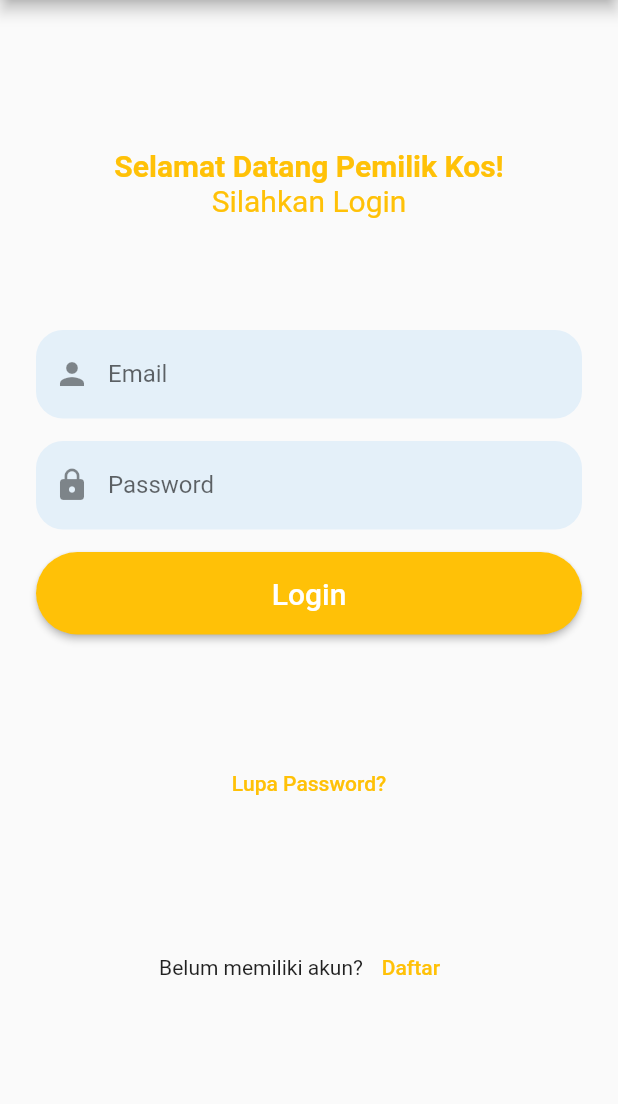
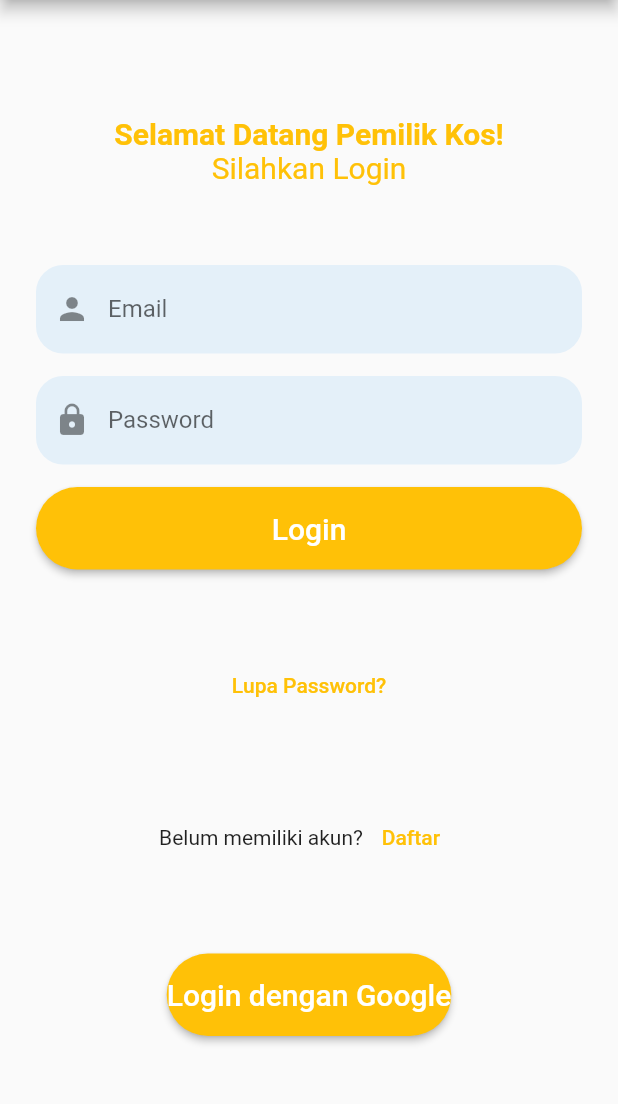
Before and after one commit to MarksonL/IPPL_KostIon, a Flutter app: the LoginPageOwner screen opened directly, on a phone screen of 412 x 824 dp, the part 84-1188 px from its top. Run offline on Flutter 3.47's test engine with Material 2 defaults, Android fonts, the phone set to English and light mode, and no system bars; our stand-ins replace cloud_firestore, firebase_auth, firebase_core, google_sign_in; accounts and stored records are empty.

Commit message:
Update login google (belum)

```diff
--- a/lib/presentation/tenant/landingPage.dart
+++ b/lib/presentation/landingPage.dart
@@ -3,7 +3,7 @@ import 'package:firebase_auth/firebase_auth.dart';
 import 'package:flutter/material.dart';
 import 'package:kostion/presentation/admin/adminHomePage.dart';
 import 'package:kostion/presentation/mainPage.dart';
-import 'package:kostion/presentation/owner/ownerHomePage.dart';
+import 'package:kostion/presentation/owner/OwnerHomePage.dart';
 import 'package:kostion/presentation/tenant/tenantHomePage.dart';
 
 class LandingPage extends StatelessWidget {
--- a/lib/presentation/main.dart
+++ b/lib/presentation/main.dart
@@ -1,6 +1,7 @@
 import 'package:cloud_firestore/cloud_firestore.dart';
 import 'package:flutter/material.dart';
-import 'package:kostion/presentation/tenant/landingPage.dart';
+import 'package:google_sign_in/google_sign_in.dart';
+import 'package:kostion/presentation/landingPage.dart';
 import 'package:firebase_core/firebase_core.dart';
 
 Future main() async {
@@ -11,6 +12,13 @@ Future main() async {
   FirebaseFirestore.instance.clearPersistence();
   runApp(LoginApp());
 }
+
+GoogleSignIn _googleSignIn = GoogleSignIn(
+  scopes: [
+    'email',
+    'https://www.googleapis.com/auth/contacts.readonly',
+  ],
+);
 
 class LoginApp extends StatelessWidget {
   @override
--- a/lib/presentation/mainPage.dart
+++ b/lib/presentation/mainPage.dart
@@ -1,6 +1,6 @@
 import 'package:flutter/material.dart';
 import 'package:flutter/cupertino.dart';
-import 'package:kostion/presentation/owner/loginPageOwner.dart';
+import 'package:kostion/presentation/owner/OwnerLoginPage.dart';
 import 'package:kostion/presentation/tenant/loginPageTenant.dart';
 
 class MainPage extends StatelessWidget {
--- a/lib/presentation/owner/loginPageOwner.dart
+++ b/lib/presentation/owner/OwnerLoginPage.dart
@@ -1,8 +1,9 @@
 import 'package:flutter/material.dart';
+import 'package:google_sign_in/google_sign_in.dart'; // Import Google Sign-In
 import 'package:kostion/data/model/userProfile.dart';
 import 'package:kostion/presentation/owner/OwnerRegistrationPage.dart';
 import 'OwnerResetPasswordPage.dart';
-import 'package:kostion/presentation/owner/ownerHomePage.dart';
+import 'package:kostion/presentation/owner/OwnerHomePage.dart';
 
 class LoginPageOwner extends StatefulWidget {
   @override
@@ -10,7 +11,18 @@ class LoginPageOwner extends StatefulWidget {
 }
 
 class _LoginPageOwnerState extends State<LoginPageOwner> {
-  UserType? selectedUserType;
+  GoogleSignInAccount? _currentUser;
+
+  Future<void> _handleSignIn() async {
+    try {
+      await _googleSignIn.signIn();
+    } catch (error) {
+      print(error);
+    }
+  }
+
+  // Buat instance dari GoogleSignIn
+  final GoogleSignIn _googleSignIn = GoogleSignIn();
 
   @override
   Widget build(BuildContext context) {
@@ -28,6 +40,7 @@ class _LoginPageOwnerState extends State<LoginPageOwner> {
                 _inputfield(context),
                 _forgotpassword(context),
                 _registrasi(context),
+                _googleSignInButton(), // Tambahkan tombol login Google
               ]),
         ),
       ),
@@ -128,4 +141,40 @@ class _LoginPageOwnerState extends State<LoginPageOwner> {
       ],
     );
   }
+
+  // Tambahkan method untuk menampilkan tombol login Google
+  Widget _googleSignInButton() {
+    return ElevatedButton(
+      onPressed: _handleGoogleSignIn, // Panggil method _handleGoogleSignIn
+      child: Text(
+        'Login dengan Google',
+        style: TextStyle(fontSize: 20),
+      ),
+      style: ElevatedButton.styleFrom(
+        shape: const StadiumBorder(),
+        padding: const EdgeInsets.symmetric(vertical: 16),
+      ),
+    );
+  }
+
+  // Tambahkan method untuk menangani login dengan Google
+  void _handleGoogleSignIn() async {
+    try {
+      final GoogleSignInAccount? googleSignInAccount =
+          await _googleSignIn.signIn();
+      if (googleSignInAccount != null) {
+        // Login berhasil, Anda dapat menavigasi ke halaman yang sesuai di sini
+        Navigator.push(
+          context,
+          MaterialPageRoute(builder: (context) => OwnerHomePage()),
+        );
+      } else {
+        // Login dibatalkan atau gagal
+        // Handle kesalahan atau tindakan yang sesuai
+      }
+    } catch (error) {
+      // Handle kesalahan login Google
+      print(error.toString());
+    }
+  }
 }
--- a/lib/presentation/owner/ownerHomePage.dart
+++ b/lib/presentation/owner/ownerHomePage.dart
@@ -1,6 +1,6 @@
 import 'package:flutter/material.dart';
 import 'package:kostion/presentation/owner/OwnerKostSearchPage.dart';
-import 'package:kostion/presentation/owner/kostRegistrationPage.dart';
+import 'package:kostion/presentation/owner/OwnerkostRegistrationPage.dart';
 import 'package:kostion/presentation/owner/OwnerProfilePage.dart';
 import 'package:kostion/data/model/kostData.dart';
 
--- a/pubspec.yaml
+++ b/pubspec.yaml
@@ -30,6 +30,7 @@ environment:
 dependencies:
   flutter:
     sdk: flutter
+  google_sign_in: ^6.1.5
 
 
   # The following adds the Cupertino Icons font to your application.
```
Also changed, not shown: lib/presentation/owner/OwnerkostRegistrationPage.dart (renamed from lib/presentation/owner/kostRegistrationPage.dart), pubspec.lock, 1 other file.
